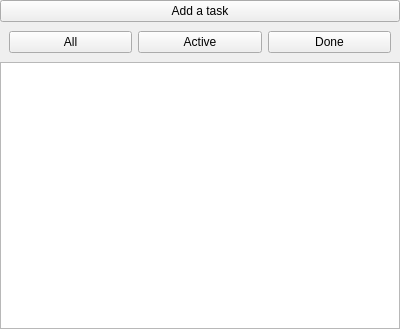
This is TasksWidget.ui in ekzanoskina/pyqt_task_manager as Qt 5 draws it before an edit. The edited form follows.
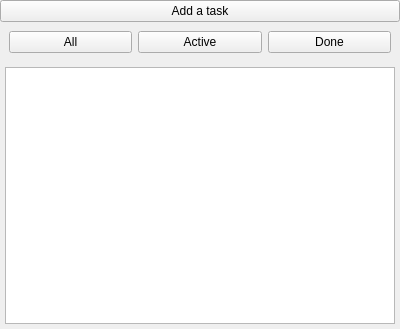
This is the edited form.

What changed in the file:
```diff
--- a/TasksWidget.ui
+++ b/TasksWidget.ui
@@ -95,6 +95,14 @@
    </item>
    <item>
     <widget class="QTreeView" name="tree_view">
+     <property name="focusPolicy">
+      <enum>Qt::WheelFocus</enum>
+     </property>
+     <property name="styleSheet">
+      <string notr="true">#tree_view {
+margin: 5px;
+}</string>
+     </property>
      <property name="horizontalScrollBarPolicy">
       <enum>Qt::ScrollBarAlwaysOff</enum>
      </property>
@@ -108,7 +116,7 @@
       <enum>QAbstractItemView::SelectItems</enum>
      </property>
      <property name="indentation">
-      <number>0</number>
+      <number>5</number>
      </property>
      <property name="rootIsDecorated">
       <bool>false</bool>
@@ -119,6 +127,9 @@
      <attribute name="headerVisible">
       <bool>false</bool>
      </attribute>
+     <attribute name="headerMinimumSectionSize">
+      <number>50</number>
+     </attribute>
     </widget>
    </item>
   </layout>
```
Left out of the diff: 6 changed lines with no effect on the pictures.
